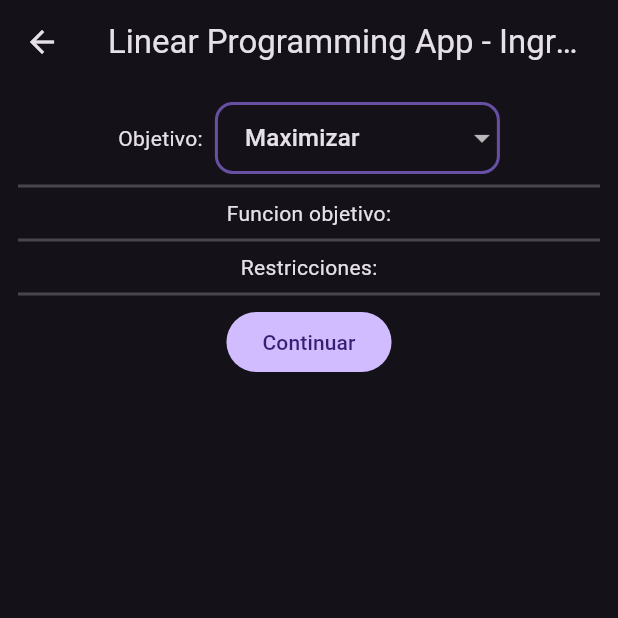
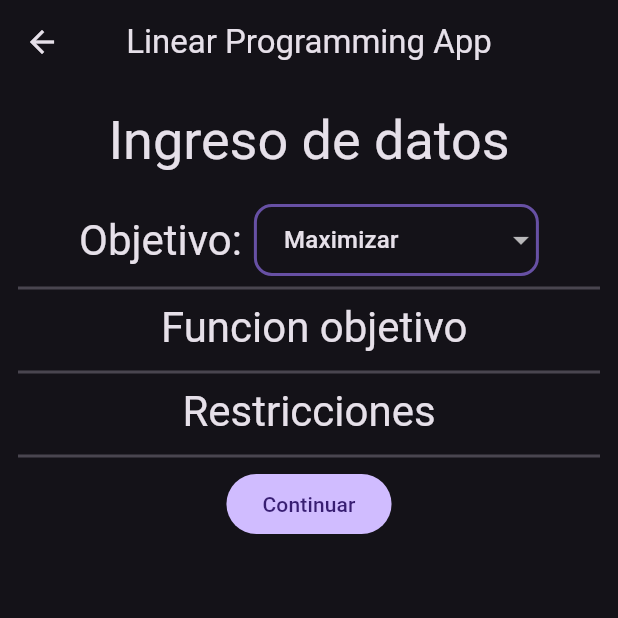
Before and after one commit to OppositeDragon/linearprogrammingapp, a Flutter app: the DataEntryPage screen opened by its route, after a tap on "Continuar", on a phone screen of 412 x 824 dp, the top half of it. Run offline on Flutter 3.47's test engine with Material 2 defaults, Android fonts, the phone set to English and light mode, and no system bars; our stand-ins replace appwrite, flutter_riverpod, freezed_annotation, go_router, hive_flutter, riverpod_annotation; missing offline and left inert: flutter_math_fork, window_location_href; accounts and stored records are empty; generated files the repository leaves out were written again.

Commit message:
LPOR-21 - The interface has been completely coupled with the controller. DataEntryPage has been converted to stateful. Validations and controls have been implemented for the TextFields in that page. The variables now are rendered like latex

```diff
--- a/lib/controllers/data_entry_controller.dart
+++ b/lib/controllers/data_entry_controller.dart
@@ -38,10 +38,9 @@ class DataEntryController extends _$DataEntryController {
   DataEntryModel build() {
     final dataSize = ref.watch(dataEntrySizeControllerProvider);
     return DataEntryModel(
-      objectiveFunction: List.generate(dataSize.variables, (index) => 0.0),
-      constraints:
-          List.generate(dataSize.constraints, (index) => List.generate(dataSize.variables + 1, (index) => 0.0)),
-      operators: List.generate(dataSize.constraints, (index) => Operators.leq),
+      objectiveFunction: List.generate(dataSize.variables, (i) => 0.0),
+      constraints: List.generate(dataSize.constraints, (i) => List.generate(dataSize.variables + 1, (j) => 0.0)),
+      operators: List.generate(dataSize.constraints, (i) => Operators.leq),
       objective: Objectives.max,
     );
   }
@@ -58,7 +57,11 @@ class DataEntryController extends _$DataEntryController {
     state = state.copyWith(constraints: List.from(state.constraints)..[index][index2] = value);
   }
 
-  void updateOperator(int index, Operators sign) {
-    state = state.copyWith(operators: List.from(state.operators)..[index] = sign);
+  void updateOperator(int index, Operators op) {
+    state = state.copyWith(operators: List.from(state.operators)..[index] = op);
+  }
+
+  void updateConstraintsRS(int index, double value) {
+    state = state.copyWith(constraints: List.from(state.constraints)..[index].last = value);
   }
 }
--- a/lib/models/data_entry_model.dart
+++ b/lib/models/data_entry_model.dart
@@ -8,10 +8,10 @@ part 'data_entry_model.g.dart';
 @freezed
 class DataEntryModel with _$DataEntryModel {
   const factory DataEntryModel({
+    required Objectives objective,
     required List<double> objectiveFunction,
+    required List<Operators> operators,
     required List<List<double>> constraints,
-    required List<Operators> operators,
-    required Objectives objective,
   }) = _DataEntryModel;
 
   factory DataEntryModel.fromJson(Map<String, dynamic> json) => _$DataEntryModelFromJson(json);
--- a/lib/pages/data_entry_page.dart
+++ b/lib/pages/data_entry_page.dart
@@ -1,4 +1,6 @@
 import 'package:flutter/material.dart';
+import 'package:flutter/services.dart';
+import 'package:flutter_math_fork/flutter_math.dart';
 import 'package:flutter_riverpod/flutter_riverpod.dart';
 import 'package:linearprogrammingapp/constants/numeric.dart';
 import 'package:linearprogrammingapp/widgets/textfield_widget.dart';
@@ -6,28 +8,42 @@ import 'package:linearprogrammingapp/widgets/textfield_widget.dart';
 import '../constants/enums.dart';
 import '../controllers/data_entry_controller.dart';
 import '../widgets/dropdown_button_widget.dart';
-
-class DataEntryPage extends ConsumerWidget {
+class DataEntryPage extends ConsumerStatefulWidget {
   const DataEntryPage({super.key});
 
   @override
-  Widget build(BuildContext context, WidgetRef ref) {
+  ConsumerState<ConsumerStatefulWidget> createState() => _DataEntryPageState();
+}
+
+class _DataEntryPageState extends ConsumerState<DataEntryPage> {
+  final formKey = GlobalKey<FormState>();
+  @override
+  Widget build(BuildContext context) {
     final dataEntry = ref.watch(dataEntryControllerProvider);
+    final textTheme = Theme.of(context).textTheme;
     return Scaffold(
       appBar: AppBar(
-        title: const Text('Linear Programming App - Ingreso de datos'),
+        title: const Text('Linear Programming App'),
         centerTitle: true,
       ),
       body: Padding(
         padding: const EdgeInsets.symmetric(horizontal: spaceL),
+        child: Form(
+          key: formKey,
           child: CustomScrollView(
             slivers: [
-            const SliverToBoxAdapter(child: SizedBox(height: spaceL)),
+              const SliverToBoxAdapter(child: SizedBox(height: spaceXL)),
+              SliverToBoxAdapter(
+                child: Text('Ingreso de datos', textAlign: TextAlign.center, style: textTheme.displaySmall),
+              ),
+              const SliverToBoxAdapter(child: SizedBox(height: spaceXXL)),
               SliverToBoxAdapter(
                 child: Row(
                   mainAxisAlignment: MainAxisAlignment.center,
                   children: [
-                  const Flexible(child: Text('Objetivo:')),
+                    Flexible(
+                      child: Text('Objetivo:', style: textTheme.headlineMedium),
+                    ),
                     const SizedBox(width: spaceM),
                     Flexible(
                       child: ConstrainedBox(
@@ -52,10 +68,8 @@ class DataEntryPage extends ConsumerWidget {
               SliverToBoxAdapter(
                 child: Column(
                   children: [
-                  const Text(
-                    'Funcion objetivo: ',
-                    textAlign: TextAlign.center,
-                  ),
+                    Text(' Funcion objetivo ', textAlign: TextAlign.center, style: textTheme.headlineMedium),
+                    const SizedBox(height: spaceS),
                     Wrap(
                       crossAxisAlignment: WrapCrossAlignment.center,
                       alignment: WrapAlignment.start,
@@ -67,15 +81,34 @@ class DataEntryPage extends ConsumerWidget {
                             mainAxisSize: MainAxisSize.min,
                             crossAxisAlignment: CrossAxisAlignment.center,
                             children: [
-                            const SizedBox(
+                              SizedBox(
                                 width: 85,
                                 child: TextFieldWidget(
                                   label: '',
                                   isDense: true,
+                                  keyboardType: const TextInputType.numberWithOptions(decimal: true, signed: true),
+                                  validator: (value) {
+                                    if (value == null || value.isEmpty) {
+                                      return null;
+                                    }
+                                    if (double.tryParse(value) == null) {
+                                      return 'Valor invalido';
+                                    }
+                                    return null;
+                                  },
+                                  onSave: (value) {
+                                    final number = value == null || value.isEmpty ? 0.0 : double.parse(value);
+                                    ref.read(dataEntryControllerProvider.notifier).updateObjectiveFunction(i, number);
+                                  },
+                                  formatters: [
+                                    FilteringTextInputFormatter.allow(RegExp(r'^[0-9]+\.?[0-9]*')),
+                                  ],
                                 ),
                               ),
-                            Text(' X${i + 1}'),
-                            if (i < dataEntry.objectiveFunction.length - 1) const Text(' + '),
+                              const SizedBox(width: spaceS),
+                              Math.tex(' x_{${i + 1}} ', textStyle: textTheme.bodySmall?.copyWith(fontSize: 30)),
+                              if (i < dataEntry.objectiveFunction.length - 1)
+                                Math.tex(' + ', textStyle: textTheme.bodySmall?.copyWith(fontSize: 30)),
                             ],
                           ),
                       ],
@@ -87,7 +120,8 @@ class DataEntryPage extends ConsumerWidget {
               SliverToBoxAdapter(
                 child: Column(
                   children: [
-                  const Text('Restricciones:'),
+                    Text('Restricciones', style: textTheme.headlineMedium),
+                    const SizedBox(height: spaceS),
                     for (int i = 0; i < dataEntry.constraints.length; i++)
                       Card(
                         elevation: 4,
@@ -104,20 +138,46 @@ class DataEntryPage extends ConsumerWidget {
                                   spacing: spaceM, //horizontal
                                   runSpacing: spaceM, //vertical
                                   children: [
-                                  for (int i = 0; i < dataEntry.objectiveFunction.length; i++)
+                                    for (int j = 0; j < dataEntry.objectiveFunction.length; j++)
                                       Row(
                                         mainAxisSize: MainAxisSize.min,
                                         crossAxisAlignment: CrossAxisAlignment.center,
                                         children: [
-                                        const SizedBox(
+                                          SizedBox(
                                             width: 85,
                                             child: TextFieldWidget(
                                               label: '',
                                               isDense: true,
+                                              keyboardType:
+                                                  const TextInputType.numberWithOptions(decimal: true, signed: true),
+                                              validator: (value) {
+                                                if (value == null || value.isEmpty) {
+                                                  return null;
+                                                }
+                                                if (double.tryParse(value) == null) {
+                                                  return 'Valor invalido';
+                                                }
+                                                return null;
+                                              },
+                                              onSave: (value) {
+                                                final number =
+                                                    value == null || value.isEmpty ? 0.0 : double.parse(value);
+                                                ref
+                                                    .read(dataEntryControllerProvider.notifier)
+                                                    .updateConstraints(i, j, number);
+                                              },
+                                              formatters: [
+                                                FilteringTextInputFormatter.allow(RegExp(r'^[0-9]+\.?[0-9]*')),
+                                              ],
                                             ),
                                           ),
-                                        Text(' X${i + 1} '),
-                                        if (i < dataEntry.objectiveFunction.length - 1) const Text(' + '),
+
+
+                                          const SizedBox(width: spaceS),
+                                          Math.tex(' x_{${j + 1}} ',
+                                              textStyle: textTheme.bodySmall?.copyWith(fontSize: 25)),
+                                          if (j < dataEntry.objectiveFunction.length - 1)
+                                            Math.tex(' + ', textStyle: textTheme.bodySmall?.copyWith(fontSize: 25)),
                                         ],
                                       ),
                                   ],
@@ -125,13 +185,21 @@ class DataEntryPage extends ConsumerWidget {
                               ),
                               const SizedBox(width: spaceM),
                               SizedBox(
-                              width: 65,
+                                width: 70,
                                 child: DropdownButtonWidget<Operators>(
                                   isDense: true,
                                   value: dataEntry.operators[i],
                                   items: [
                                     for (final operator in Operators.values)
-                                    DropdownMenuItem(value: operator, child: Text(operator.label))
+                                      DropdownMenuItem(
+                                        value: operator,
+                                        child: Center(
+                                          child: Text(
+                                            operator.label,
+                                            style: const TextStyle(fontSize: 18),
+                                          ),
+                                        ),
+                                      ),
                                   ],
                                   onChanged: (constraint) {
                                     if (constraint == null) return;
@@ -140,11 +208,28 @@ class DataEntryPage extends ConsumerWidget {
                                 ),
                               ),
                               const SizedBox(width: spaceM),
-                            const SizedBox(
+                              SizedBox(
                                 width: 85,
                                 child: TextFieldWidget(
                                   label: '',
                                   isDense: true,
+                                  keyboardType: const TextInputType.numberWithOptions(decimal: true, signed: true),
+                                  validator: (value) {
+                                    if (value == null || value.isEmpty) {
+                                      return null;
+                                    }
+                                    if (double.tryParse(value) == null) {
+                                      return 'Valor invalido';
+                                    }
+                                    return null;
+                                  },
+                                  onSave: (value) {
+                                    final number = value == null || value.isEmpty ? 0.0 : double.parse(value);
+                                    ref.read(dataEntryControllerProvider.notifier).updateConstraintsRS(i, number);
+                                  },
+                                  formatters: [
+                                    FilteringTextInputFormatter.allow(RegExp(r'^[0-9]+\.?[0-9]*')),
+                                  ],
                                 ),
                               ),
                             ],
@@ -158,7 +243,11 @@ class DataEntryPage extends ConsumerWidget {
               SliverToBoxAdapter(
                 child: Center(
                   child: FilledButton(
-                  onPressed: () {},
+                    onPressed: () {
+                      if (formKey.currentState!.validate()) {
+                        formKey.currentState!.save();
+                      }
+                    },
                     child: const Text('Continuar'),
                   ),
                 ),
@@ -166,6 +255,7 @@ class DataEntryPage extends ConsumerWidget {
             ],
           ),
         ),
+      ),
     );
   }
 }
--- a/pubspec.yaml
+++ b/pubspec.yaml
@@ -17,6 +17,7 @@ dependencies:
   riverpod_annotation: ^2.1.1
   window_location_href: ^1.0.1+2
   hive_flutter: ^1.1.0
+  flutter_math_fork: ^0.7.1
 
 dev_dependencies:
   flutter_test:
```
Also changed, not shown: lib/widgets/textfield_widget.dart (+9 -9 lines), lib/controllers/data_entry_controller.g.dart, lib/controllers/router_controller.g.dart, lib/models/data_entry_model.freezed.dart, lib/models/data_entry_model.g.dart, pubspec.lock. Lines whose indentation alone changed are shown as unchanged.
